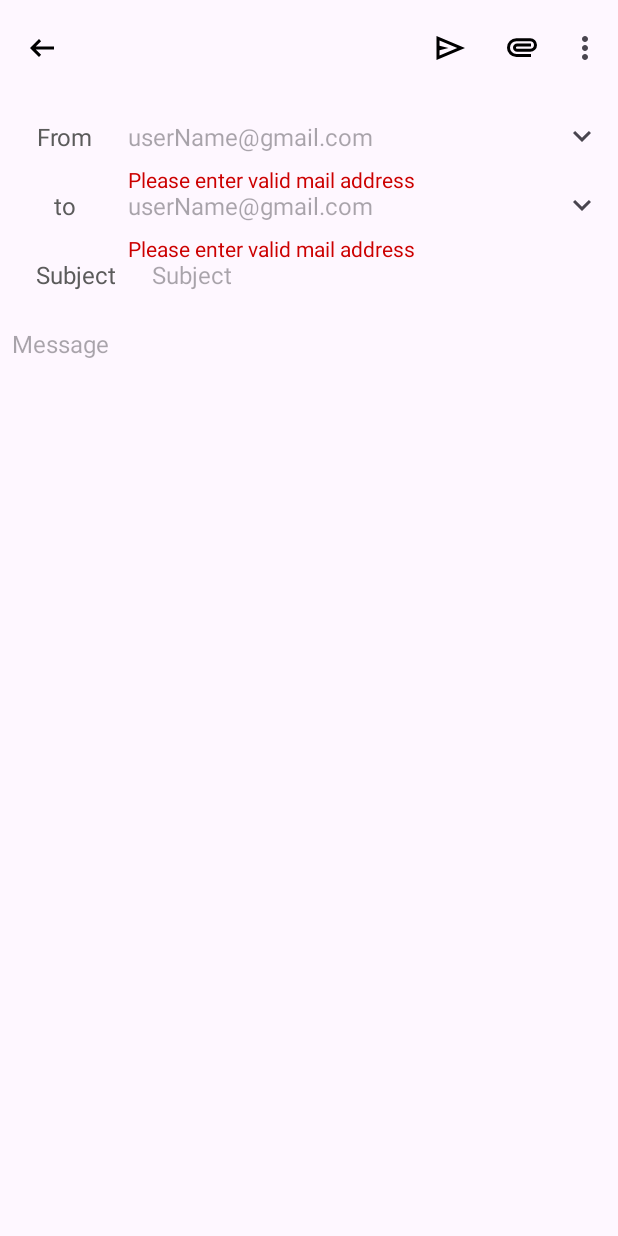
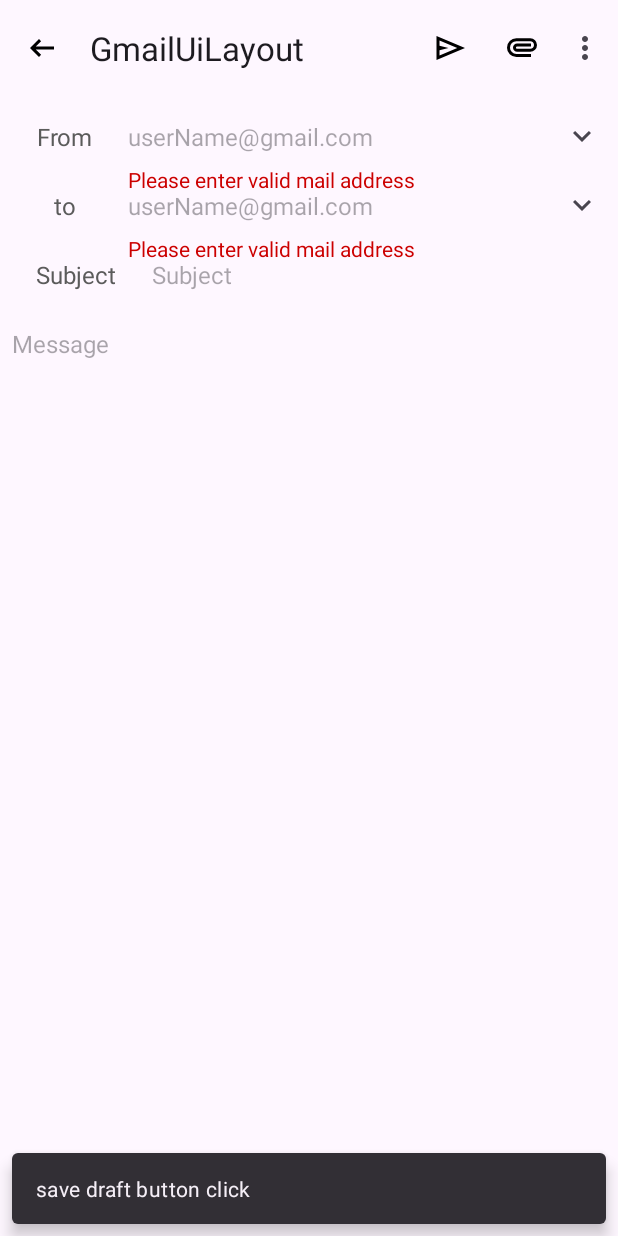
Before and after one commit to Karanbir31/Gmail-Ui-Layout, an Android app: the fragment EnterMailDetailsFragment shown on its own in the app's theme, in the options menu, after a tap on "Save draft", on a phone screen of 412 x 824 dp. Run offline under Robolectric (Android 15) with nearby library versions, the phone set to English and light mode, and no system bars; our stand-ins replace data binding.

Commit message:
setup menu host or menu provider with top action bar for enter email details fragment

```diff
--- a/app/src/main/java/com/example/gmailuilayout/EnterMailDetailsFragment.kt
+++ b/app/src/main/java/com/example/gmailuilayout/EnterMailDetailsFragment.kt
@@ -1,14 +1,66 @@
 package com.example.gmailuilayout
 
 import android.os.Bundle
-import androidx.fragment.app.Fragment
 import android.view.LayoutInflater
+import android.view.Menu
+import android.view.MenuInflater
+import android.view.MenuItem
 import android.view.View
 import android.view.ViewGroup
-
+import androidx.appcompat.app.AppCompatActivity
+import androidx.core.view.MenuHost
+import androidx.core.view.MenuProvider
+import androidx.fragment.app.Fragment
+import androidx.lifecycle.Lifecycle
+import com.example.gmailuilayout.databinding.FragmentEnterMailDetailsBinding
+import com.google.android.material.snackbar.Snackbar
 
 class EnterMailDetailsFragment : Fragment() {
+    private lateinit var binding: FragmentEnterMailDetailsBinding
 
+    private val menuProvider = object : MenuProvider {
+        override fun onCreateMenu(menu: Menu, menuInflater: MenuInflater) {
+            menuInflater.inflate(R.menu.enter_mail_details_app_bar_menu, menu)
+        }
+
+        override fun onMenuItemSelected(menuItem: MenuItem): Boolean {
+            when (menuItem.itemId) {
+                R.id.sendActionMenu -> {
+
+                    binding.root.showSnackBarWithAction("send button click")
+                    return true
+                }
+
+                R.id.attachmentActionMenu -> {
+
+                    binding.root.showSnackBarWithAction("attachment button clicked")
+
+                    return true
+                }
+
+                R.id.discardActionMenu -> {
+                    binding.root.showSnackBarWithAction("discard button click")
+                    return true
+                }
+
+                R.id.settingActionMenu -> {
+                    binding.root.showSnackBarWithAction("setting button click")
+                    return true
+                }
+
+                R.id.saveDraftActionMenu -> {
+                    binding.root.showSnackBarWithAction("save draft button click")
+
+                    return true
+                }
+
+                else -> {
+                    return false
+                }
+            }
+        }
+
+    }
 
     override fun onCreate(savedInstanceState: Bundle?) {
         super.onCreate(savedInstanceState)
@@ -17,9 +69,42 @@ class EnterMailDetailsFragment : Fragment() {
     override fun onCreateView(
         inflater: LayoutInflater, container: ViewGroup?,
         savedInstanceState: Bundle?
-    ): View? {
-        // Inflate the layout for this fragment
-        return inflater.inflate(R.layout.fragment_enter_mail_details, container, false)
+    ): View {
+        binding = FragmentEnterMailDetailsBinding.inflate(inflater, container, false)
+        return binding.root
     }
 
+    override fun onViewCreated(view: View, savedInstanceState: Bundle?) {
+        super.onViewCreated(view, savedInstanceState)
+        (requireActivity() as AppCompatActivity).setSupportActionBar(binding.toolbar)
+
+        val menuHost: MenuHost = requireActivity()
+
+        menuHost.addMenuProvider(
+            menuProvider,
+            viewLifecycleOwner,
+            Lifecycle.State.RESUMED
+        )
+
+        binding.apply {
+
+
+        }
+
+    }
+
+    private fun showSnackBarWithAction(message: String, actionText: String, onAction: () -> Unit) {
+        Snackbar.make(binding.root, message, Snackbar.LENGTH_LONG)
+            .setAction(actionText) {
+                onAction()
+            }
+            .show()
+    }
+
+    private fun View.showSnackBarWithAction(message: String) {
+        Snackbar.make(binding.root, message, Snackbar.LENGTH_LONG)
+            .show()
+    }
+
+
 }
--- a/app/src/main/res/menu/enter_mail_details_app_bar_menu.xml
+++ b/app/src/main/res/menu/enter_mail_details_app_bar_menu.xml
@@ -19,11 +19,11 @@
         android:title="Discard"
         app:showAsAction="never" />
     <item
-        android:id="@+id/discardActionMenu"
+        android:id="@+id/settingActionMenu"
         android:title="Setting"
         app:showAsAction="never" />
     <item
-        android:id="@+id/discardActionMenu"
+        android:id="@+id/saveDraftActionMenu"
         android:title="Save draft"
         app:showAsAction="never" />
 
```
